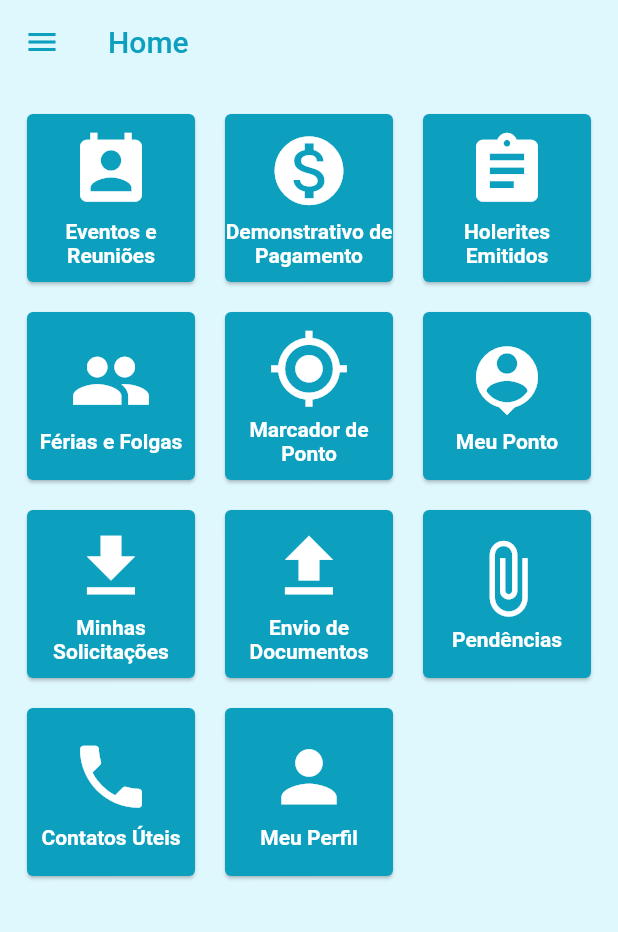
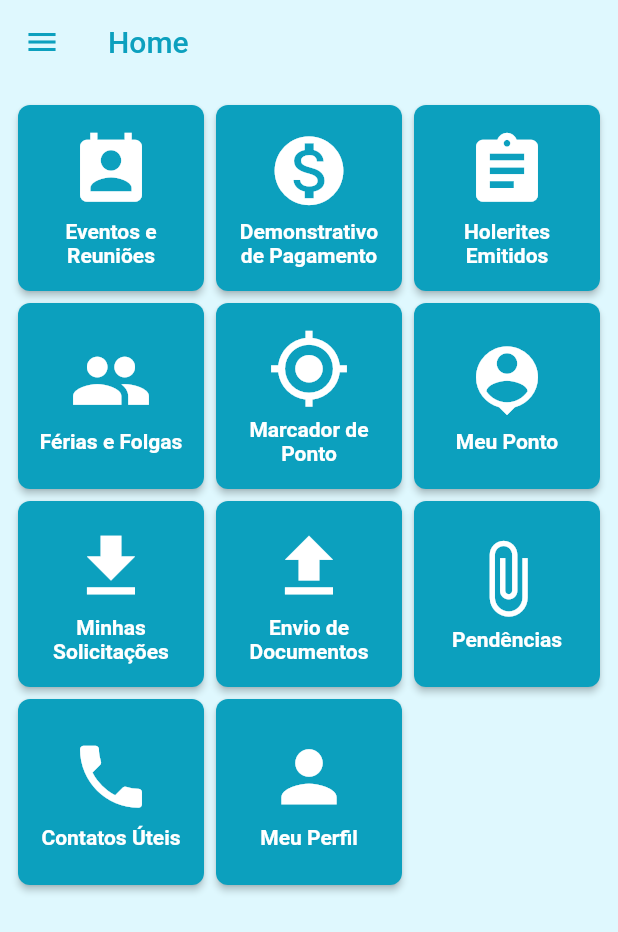
Before and after one commit to guischpor/app_rh, a Flutter app: the HomeScreen screen opened directly, on a phone screen of 412 x 824 dp. Shown: the top 932 px of the screen. Run offline on Flutter 3.47's test engine with Material 2 defaults, Android fonts, the phone set to English and light mode, and no system bars.

Commit message:
fix menu_item

```diff
--- a/lib/screens/home_screen.dart
+++ b/lib/screens/home_screen.dart
@@ -24,6 +24,9 @@ class _HomeScreenState extends State<HomeScreen> {
 
   @override
   Widget build(BuildContext context) {
+    var mediaQuery = MediaQuery.of(context);
+    var size = mediaQuery.size;
+
     return Scaffold(
       backgroundColor: styles.backgroundScreens,
       appBar: AppBar(
@@ -36,7 +39,12 @@ class _HomeScreenState extends State<HomeScreen> {
         iconTheme: IconThemeData(color: styles.textColorBlue),
       ),
       drawer: BuildDrawer(),
-      body: ListView(
+      body: Container(
+          width: size.width,
+          height: size.height,
+          child: FutureBuilder(
+            builder: (_, constrains) {
+              return ListView(
                 padding: EdgeInsets.symmetric(horizontal: 8.0),
                 children: <Widget>[
                   SizedBox(
@@ -51,71 +59,84 @@ class _HomeScreenState extends State<HomeScreen> {
                         icon: Icons.perm_contact_calendar,
                         iconColor: Colors.white,
                         title: "Eventos e Reuniões",
+                        colorTitle: Colors.white,
                       ),
                       MenuItem(
                         onTap: _routeDemoPagamento,
                         icon: Icons.monetization_on,
                         iconColor: Colors.white,
                         title: "Demonstrativo de Pagamento",
+                        colorTitle: Colors.white,
                       ),
                       MenuItem(
                         onTap: _routeHolerites,
                         icon: Icons.assignment,
                         iconColor: Colors.white,
                         title: "Holerites Emitidos",
+                        colorTitle: Colors.white,
                       ),
                       MenuItem(
                         onTap: _routeFeriasFolgas,
                         icon: Icons.group,
                         iconColor: Colors.white,
                         title: "Férias e Folgas",
+                        colorTitle: Colors.white,
                       ),
                       MenuItem(
                         onTap: _routeMarcadorPonto,
                         icon: Icons.gps_fixed,
                         iconColor: Colors.white,
                         title: "Marcador de Ponto",
+                        colorTitle: Colors.white,
                       ),
                       MenuItem(
                         onTap: _routeMeuPonto,
                         icon: Icons.person_pin,
                         iconColor: Colors.white,
                         title: "Meu Ponto",
+                        colorTitle: Colors.white,
                       ),
                       MenuItem(
                         onTap: _routeMinhasSolicit,
                         icon: Icons.file_download,
                         iconColor: Colors.white,
                         title: "Minhas Solicitações",
+                        colorTitle: Colors.white,
                       ),
                       MenuItem(
                         onTap: _routeEnvioDoc,
                         icon: Icons.file_upload,
                         iconColor: Colors.white,
                         title: "Envio de Documentos",
+                        colorTitle: Colors.white,
                       ),
                       MenuItem(
                         onTap: _routePendencias,
                         icon: Icons.attach_file,
                         iconColor: Colors.white,
                         title: "Pendências",
+                        colorTitle: Colors.white,
                       ),
                       MenuItem(
                         onTap: _routeContatosUteis,
                         icon: Icons.phone,
                         iconColor: Colors.white,
                         title: "Contatos Úteis",
+                        colorTitle: Colors.white,
                       ),
                       MenuItem(
                         onTap: _routeMeuPerfil,
                         icon: Icons.person,
                         iconColor: Colors.white,
                         title: "Meu Perfil",
+                        colorTitle: Colors.white,
                       )
                     ],
                   ),
                 ],
-      ),
+              );
+            },
+          )),
     );
   }
 
--- a/lib/widgets/menu_item.dart
+++ b/lib/widgets/menu_item.dart
@@ -3,11 +3,13 @@ import 'package:flutter/material.dart';
 
 class MenuItem extends StatelessWidget {
   final String title;
+  final Color colorTitle;
   final IconData icon;
   final Color iconColor;
   final Function onTap;
 
-  MenuItem({this.title, this.icon, this.iconColor, this.onTap});
+  MenuItem(
+      {this.title, this.colorTitle, this.icon, this.iconColor, this.onTap});
 
   final styles = Styles();
 
@@ -15,12 +17,21 @@ class MenuItem extends StatelessWidget {
   Widget build(BuildContext context) {
     return GestureDetector(
       onTap: onTap,
+      child: SizedBox(
+        width: 90,
+        height: 90,
         child: Card(
-        color: styles.textColorBlue,
-        margin: EdgeInsets.all(10),
+          color: styles.iconColorBlue,
+          elevation: 2.0,
+          shape: RoundedRectangleBorder(
+            borderRadius: BorderRadius.circular(8),
+          ),
           child: Center(
+            child: Padding(
+              padding: EdgeInsets.all(8),
               child: Column(
                 mainAxisAlignment: MainAxisAlignment.center,
+                crossAxisAlignment: CrossAxisAlignment.center,
                 children: <Widget>[
                   Icon(
                     icon,
@@ -32,52 +43,16 @@ class MenuItem extends StatelessWidget {
                   ),
                   Text(
                     title,
-                style:
-                    TextStyle(color: Colors.white, fontWeight: FontWeight.bold),
+                    style: TextStyle(
+                        color: colorTitle, fontWeight: FontWeight.bold),
                     textAlign: TextAlign.center,
+                  )
+                ],
               ),
-            ],
+            ),
           ),
         ),
       ),
     );
   }
 }
-
-//   @override
-//   Widget build(BuildContext context) {
-//     return GestureDetector(
-//         onTap: onTap,
-//         child: Container(
-//           //padding: EdgeInsets.all(8),
-//           child: Column(
-//             children: <Widget>[
-//               Card(
-//                 color: styles.textColorBlue,
-//                 child: Container(
-//                   //padding: EdgeInsets.all(4),
-//                   child: Column(
-//                     children: <Widget>[
-//                       Icon(
-//                         icon,
-//                         color: iconColor,
-//                         size: 55,
-//                       ),
-//                       SizedBox(
-//                         height: 5,
-//                       ),
-//                       Text(
-//                         title,
-//                         style: TextStyle(
-//                             color: Colors.white, fontWeight: FontWeight.bold),
-//                         textAlign: TextAlign.center,
-//                       ),
-//                     ],
-//                   ),
-//                 ),
-//               )
-//             ],
-//           ),
-//         ));
-//   }
-// }
```
Lines whose indentation alone changed are shown as unchanged.
